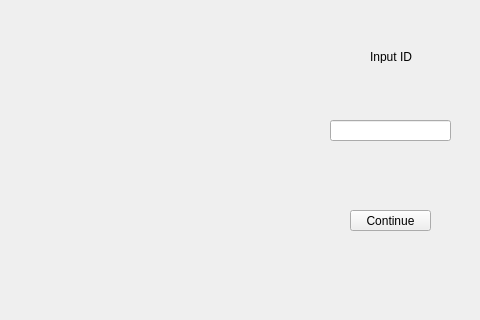
Old version of the form Client/mainwindow.ui in the repository Corne1401/StrucProject3; both pictures show x 0 to 480 and y 0 to 320 of the 800 by 600 pixel window.
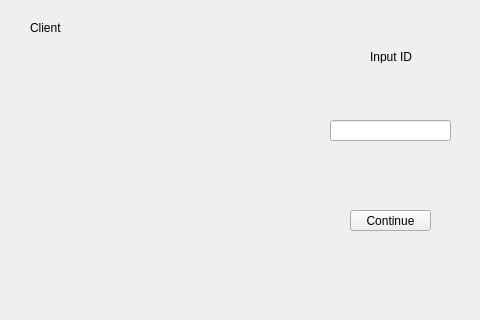
New version of the form.

The edit to the form file:
```diff
--- a/Client/mainwindow.ui
+++ b/Client/mainwindow.ui
@@ -50,6 +50,19 @@
      </rect>
     </property>
    </widget>
+   <widget class="QLabel" name="label_2">
+    <property name="geometry">
+     <rect>
+      <x>30</x>
+      <y>20</y>
+      <width>55</width>
+      <height>16</height>
+     </rect>
+    </property>
+    <property name="text">
+     <string>Client</string>
+    </property>
+   </widget>
   </widget>
   <widget class="QMenuBar" name="menubar">
    <property name="geometry">
```
Left out of the diff: 2 changed lines with no effect on the pictures.
